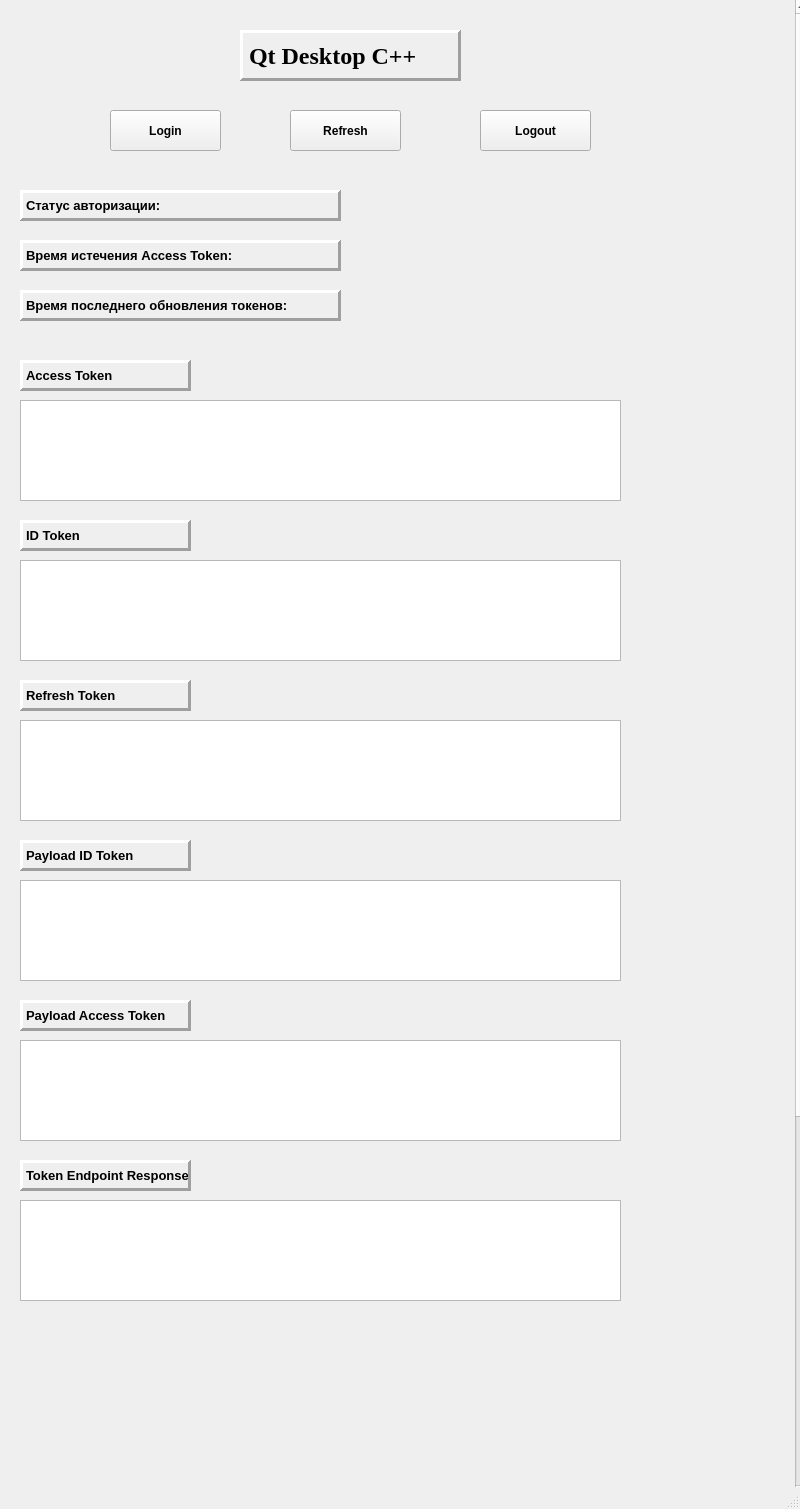
Old version of the form mainwindow.ui in the repository authoriza-core/authoriza-qt-demo.
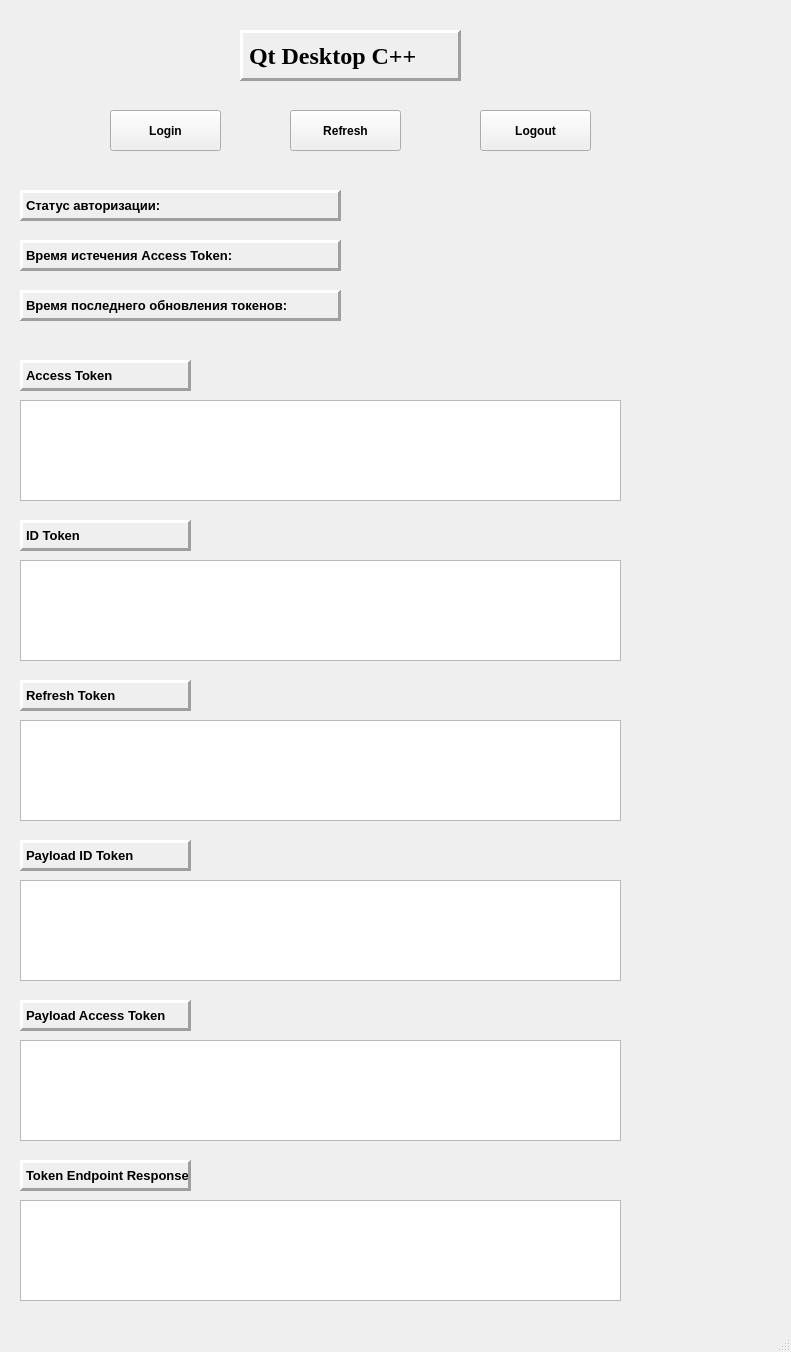
New version of the form.

Diff of the .ui file:
```diff
--- a/mainwindow.ui
+++ b/mainwindow.ui
@@ -6,8 +6,8 @@
    <rect>
     <x>0</x>
     <y>0</y>
-    <width>800</width>
-    <height>1509</height>
+    <width>791</width>
+    <height>1352</height>
    </rect>
   </property>
   <property name="windowTitle">
```
Left out of the diff: 2 changed lines with no effect on the pictures.
